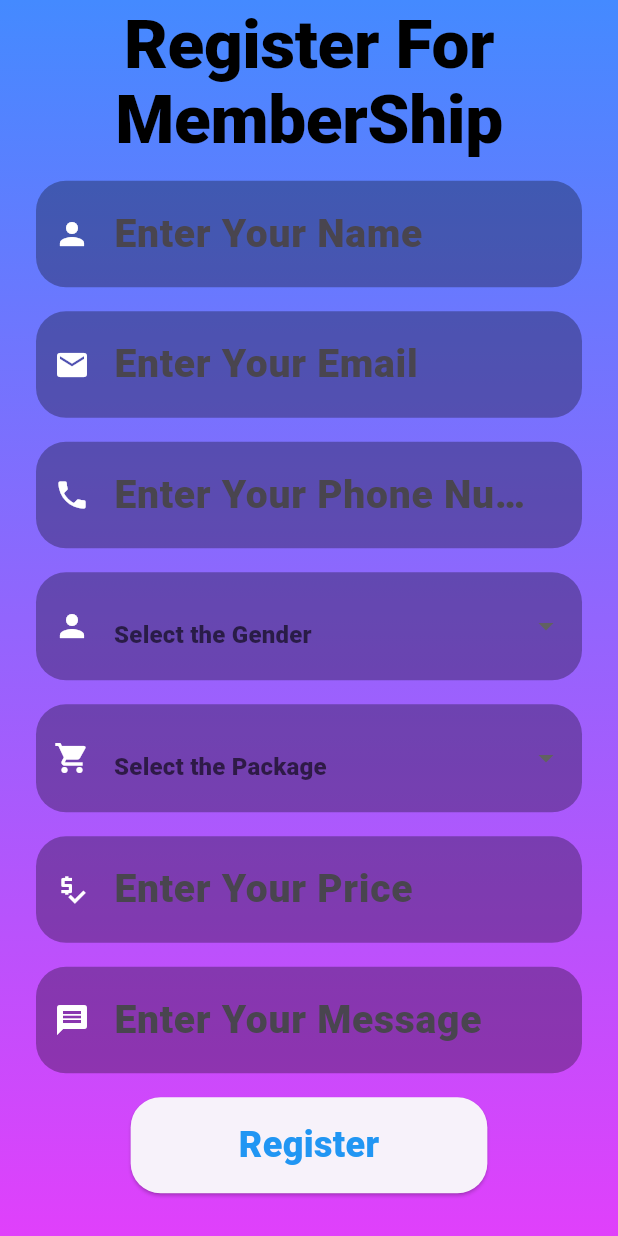
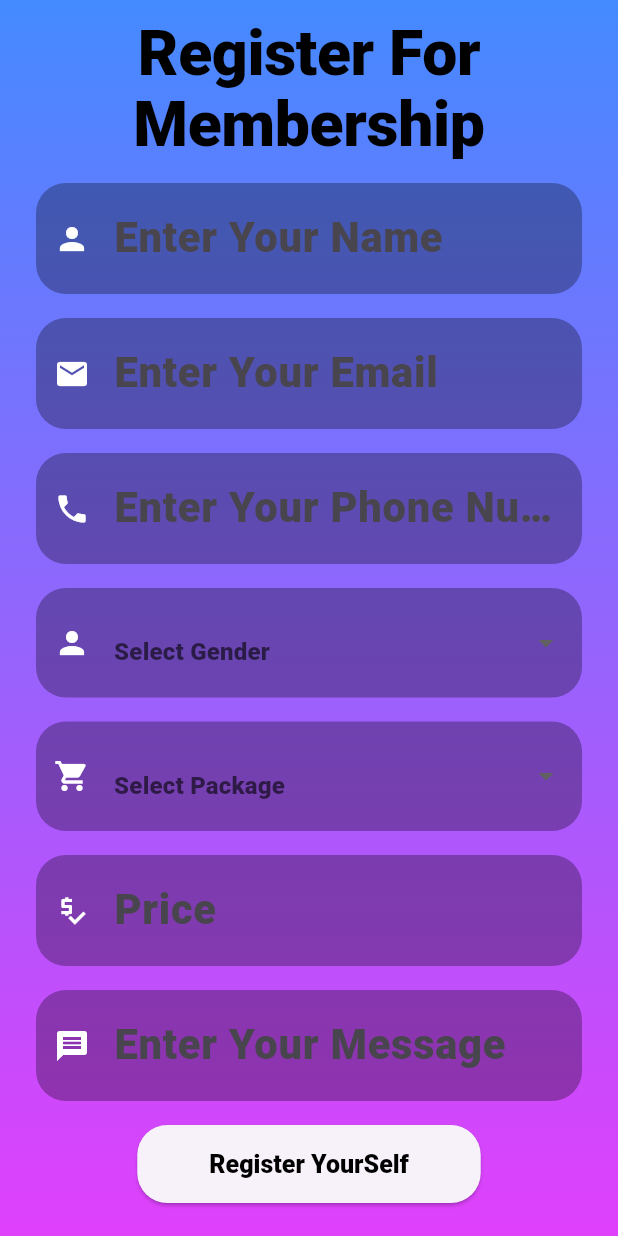
Before and after one commit to MuhammadAqeel1209/Flutter_Project_University, a Flutter app: the MembershipPage screen opened directly, after a tap on "Buy Now", on a phone screen of 412 x 824 dp. Run offline on Flutter 3.47's test engine with Material 3 defaults, Android fonts, the phone set to English and light mode, and no system bars; our stand-ins replace font_awesome_flutter, google_fonts; network calls fail.

Commit message:
Responsiveness

```diff
--- a/gym_app/lib/about.dart
+++ b/gym_app/lib/about.dart
@@ -54,13 +54,6 @@ class About extends StatelessWidget {
                         ),
                   ),
                 ),
-                const SizedBox(height: 12),
-                Text(
-                  "Step into our expansive gym and immerse yourself in a world of fitness excellence. Our facility boasts a wide array of cutting-edge equipment and spacious workout areas to accommodate every exercise imaginable. With expert trainers on hand to provide guidance and motivation, you'll feel empowered to push your limits and achieve your fitness aspirations. Join our vibrant community today and experience the transformative power of our premier fitness facility.",
-                  style: GoogleFonts.lato(
-                    textStyle: Theme.of(context).textTheme.bodyMedium
-                    )
-                  ),
                 const SizedBox(height: 24),
                 // Featured Section
                 Expanded(
--- a/gym_app/lib/login.dart
+++ b/gym_app/lib/login.dart
@@ -78,8 +78,8 @@ class _LoginState extends State<Login> {
                         child: Text("Login",
                             style: Theme.of(context)
                                 .textTheme
-                                .bodyMedium
-                                ?.copyWith(color: Colors.blue))),
+                                .headlineSmall
+                                )),
                   ),
                   const SizedBox(height: 24),
                   TextButton(
--- a/gym_app/lib/package.dart
+++ b/gym_app/lib/package.dart
@@ -92,7 +92,9 @@ class _MembershipPageState extends State<MembershipPage> {
                     margin: const EdgeInsets.symmetric(horizontal: 20, vertical: 10),
                     padding: const EdgeInsets.all(16),
                     decoration: BoxDecoration(
-                      color: Colors.black.withOpacity(0.3),
+                      color: Theme.of(context).brightness == Brightness.light
+                          ? Colors.grey[800]
+                          : Colors.black,
                       borderRadius: BorderRadius.circular(10),
                       border: Border.all(color: Colors.redAccent),
                     ),
@@ -101,9 +103,7 @@ class _MembershipPageState extends State<MembershipPage> {
                       children: [
                         Text(
                           membership["title"],
-                          style: Theme.of(context).textTheme.displayLarge?.copyWith(
-                            color: Colors.white,
-                          ),
+                          style: Theme.of(context).textTheme.displayLarge,
                         ),
                         const SizedBox(height: 10),
                         Text(
@@ -143,7 +143,7 @@ class _MembershipPageState extends State<MembershipPage> {
                           style: ElevatedButton.styleFrom(
                             fixedSize: const Size(200, 50),  ),
                           onPressed: () {
-                            Navigator.push(context,MaterialPageRoute(builder: (context) => RegistrationPage()));
+                            Navigator.push(context,MaterialPageRoute(builder: (context) => const RegistrationPage()));
                           },
                           child: Text(
                             "Buy Now",
--- a/gym_app/lib/registration.dart
+++ b/gym_app/lib/registration.dart
@@ -15,15 +15,16 @@ class _RegistrationPageState extends State<RegistrationPage> {
   final TextEditingController _priceController = TextEditingController();
   final TextEditingController _messageController = TextEditingController();
 
+  final GlobalKey<FormState> _formKey = GlobalKey<FormState>();
+
   String? _gender;
   String? _packageType;
   String? _price;
 
-  void _updatePrice(String package){
+  void _updatePrice(String package) {
     setState(() {
       _packageType = package;
-switch(package)
-    {
+      switch (package) {
         case 'Standard':
           _price = '30 \$';
           break;
@@ -41,6 +42,26 @@ _priceController.text = _price ?? " ";
     });
   }
 
+  void _register() {
+    if (_formKey.currentState!.validate()) {
+      // Perform registration logic here
+      showDialog(
+        context: context,
+        builder: (context) => AlertDialog(
+          title: const Text("Registration Successful"),
+          content: Text(
+            "Welcome, ${_nameController.text}! You have chosen the $_packageType package.",
+          ),
+          actions: [
+            TextButton(
+              onPressed: () => Navigator.of(context).pop(),
+              child: const Text("OK"),
+            ),
+          ],
+        ),
+      );
+    }
+  }
 
   @override
   Widget build(BuildContext context) {
@@ -57,19 +78,24 @@ _priceController.text = _price ?? " ";
           child: Center(
             child: SingleChildScrollView(
               padding: const EdgeInsets.symmetric(horizontal: 24.0),
+              child: Form(
+                key: _formKey,
                 child: Column(
                   mainAxisAlignment: MainAxisAlignment.center,
                   children: [
-                  Text("Register For MemberShip",
+                    const SizedBox(height: 12,),
+                    Text(
+                      "Register For Membership",
                       style: Theme.of(context).textTheme.displayLarge,
-                  textAlign: TextAlign.center,),
+                      textAlign: TextAlign.center,
+                    ),
                     const SizedBox(height: 16),
                     TextFieldInput(
                       controller: _nameController,
                       hintText: "Enter Your Name",
                       obscureText: false,
                       prefixIcon: Icons.person,
-                    fillColor: Colors.black,
+                      fillColor: Colors.black.withOpacity(0.1),
                       keyboardType: TextInputType.text,
                     ),
                     const SizedBox(height: 16),
@@ -78,7 +104,7 @@ _priceController.text = _price ?? " ";
                       hintText: "Enter Your Email",
                       obscureText: false,
                       prefixIcon: Icons.mail,
-                    fillColor: Colors.black,
+                      fillColor: Colors.black.withOpacity(0.1),
                       keyboardType: TextInputType.emailAddress,
                     ),
                     const SizedBox(height: 16),
@@ -87,92 +113,86 @@ _priceController.text = _price ?? " ";
                       hintText: "Enter Your Phone Number",
                       obscureText: false,
                       prefixIcon: Icons.phone,
-                    fillColor: Colors.black,
+                      fillColor: Colors.black.withOpacity(0.1),
                       keyboardType: TextInputType.phone,
                     ),
                     const SizedBox(height: 16),
                     DropdownInput(
                       value: _gender,
                       prefixIcon: Icons.person,
-                    hintText: 'Select the Gender',
-                    items:const  ['Male','Female'],
+                      hintText: 'Select Gender',
+                      items: const ['Male', 'Female'],
                       onChanged: (value) {
-                      if (value != null) {
+                        setState(() {
                           _gender = value;
-                      }
+                        });
                       },
-                    validator: (value) {
-                      if (value == null || value.isEmpty) {
-                        return 'Please select a Gender';
-                      }
-                      return null;
-                    },
+                      validator: (value) =>
+                      value == null ? 'Please select a gender' : null,
                     ),
-
                     const SizedBox(height: 16),
                     DropdownInput(
                       value: _packageType,
                       prefixIcon: Icons.shopping_cart,
-                    hintText: 'Select the Package',
-                    items: const ['Standard', 'Ultimate', 'Professional'], onChanged: (value) {
+                      hintText: 'Select Package',
+                      items: const ['Standard', 'Ultimate', 'Professional'],
+                      onChanged: (value) {
                         if (value != null) {
                           _updatePrice(value);
                         }
                       },
-                    validator: (value) {
-                      if (value == null || value.isEmpty) {
-                        return 'Please select a Package';
-                      }
-                      return null;
-                    },
+                      validator: (value) =>
+                      value == null ? 'Please select a package' : null,
                     ),
-
                     const SizedBox(height: 16),
                     TextFormField(
                       controller: _priceController,
                       decoration: InputDecoration(
-                      hintText: 'Enter Your Price',
+                        hintText: 'Price',
                         filled: true,
                         fillColor: Colors.black.withOpacity(0.3),
-                      prefixIcon: const Icon(Icons.price_check, color: Colors.white),
+                        prefixIcon:
+                        const Icon(Icons.price_check, color: Colors.white),
                         border: OutlineInputBorder(
                           borderRadius: BorderRadius.circular(20.0),
                           borderSide: BorderSide.none,
                         ),
                       ),
                       readOnly: true,
-                    validator: (value) => value == null || value.isEmpty ?'Plase Select a Packge' : null,
+                      validator: (value) =>
+                      value == null || value.isEmpty
+                          ? 'Please select a package'
+                          : null,
                     ),
                     const SizedBox(height: 16),
-
                     TextFieldInput(
                       controller: _messageController,
                       hintText: "Enter Your Message",
                       obscureText: false,
                       prefixIcon: Icons.message,
-                    fillColor: Colors.black,
+                      fillColor: Colors.black.withOpacity(0.1),
                       keyboardType: TextInputType.multiline,
                     ),
                     const SizedBox(height: 16),
                     ElevatedButton(
-                    onPressed: () {},
+                      onPressed: _register,
                       style: ElevatedButton.styleFrom(
-                      foregroundColor: Colors.blue, // Button color
+                        foregroundColor: Colors.blue,
                         shape: RoundedRectangleBorder(
                           borderRadius: BorderRadius.circular(20.0),
                         ),
+                        padding: const EdgeInsets.symmetric(
+                            horizontal: 48.0, vertical: 15.0),
                       ),
-                    child: Padding(
-                        padding: const EdgeInsets.symmetric(horizontal: 48.0,vertical: 15.0),
-                        child:  Text("Register",
+                      child: Text(
+                        "Register YourSelf",
                         style: Theme.of(context)
                             .textTheme
-                            .bodyMedium
-                            ?.copyWith(color: Colors.blue)))
+                            .headlineSmall),
                       ),
                     const SizedBox(height: 24),
-
                   ],
+                ),
               ),
             ),
           ),
--- a/gym_app/lib/text_field.dart
+++ b/gym_app/lib/text_field.dart
@@ -26,7 +26,7 @@ class TextFieldInput extends StatefulWidget {
 class _TextFieldInputState extends State<TextFieldInput> {
   @override
   Widget build(BuildContext context) {
-    return TextField(
+    return TextFormField(
       controller: widget.controller,
       obscureText: widget.obscureText,
       keyboardType: widget.keyboardType,
```
Also changed, not shown: gym_app/lib/classes.dart (+14 -12 lines), gym_app/lib/home.dart (+50 -16 lines), gym_app/lib/main.dart (+19 -11 lines), gym_app/lib/signup.dart (+4 -6 lines), gym_app/lib/trainer.dart (+28 -19 lines). Lines whose indentation alone changed are shown as unchanged.
